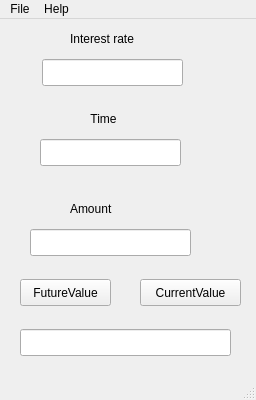
First picture: the form in mainwindow.ui, repository jorkanofaln/CompundInterestCalc-QT, before the edit.
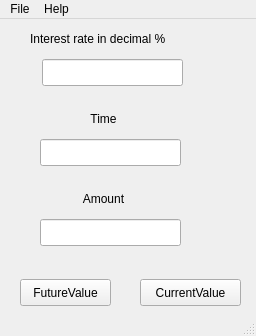
Second picture: the form after the edit.

Commit message: Converted output to popup Windows

Diff of the .ui file:
```diff
--- a/mainwindow.ui
+++ b/mainwindow.ui
@@ -7,7 +7,7 @@
     <x>0</x>
     <y>0</y>
     <width>256</width>
-    <height>400</height>
+    <height>336</height>
    </rect>
   </property>
   <property name="windowTitle">
@@ -40,30 +40,17 @@
      <string>CurrentValue</string>
     </property>
    </widget>
-   <widget class="QLineEdit" name="resultView">
-    <property name="geometry">
-     <rect>
-      <x>20</x>
-      <y>310</y>
-      <width>211</width>
-      <height>27</height>
-     </rect>
-    </property>
-    <property name="readOnly">
-     <bool>true</bool>
-    </property>
-   </widget>
    <widget class="QLabel" name="label">
     <property name="geometry">
      <rect>
-      <x>70</x>
+      <x>30</x>
       <y>10</y>
-      <width>81</width>
-      <height>19</height>
+      <width>181</width>
+      <height>20</height>
      </rect>
     </property>
     <property name="text">
-     <string>Interest rate</string>
+     <string>Interest rate in decimal %</string>
     </property>
    </widget>
    <widget class="QLineEdit" name="lineEditInterest">
@@ -106,7 +93,7 @@
     <property name="geometry">
      <rect>
       <x>70</x>
-      <y>180</y>
+      <y>170</y>
       <width>67</width>
       <height>19</height>
      </rect>
@@ -114,13 +101,16 @@
     <property name="text">
      <string>Amount</string>
     </property>
+    <property name="alignment">
+     <set>Qt::AlignCenter</set>
+    </property>
    </widget>
    <widget class="QLineEdit" name="lineEditAmount">
     <property name="geometry">
      <rect>
-      <x>30</x>
-      <y>210</y>
-      <width>161</width>
+      <x>40</x>
+      <y>200</y>
+      <width>141</width>
       <height>27</height>
      </rect>
     </property>
```
The commit also changes 2 other files.
